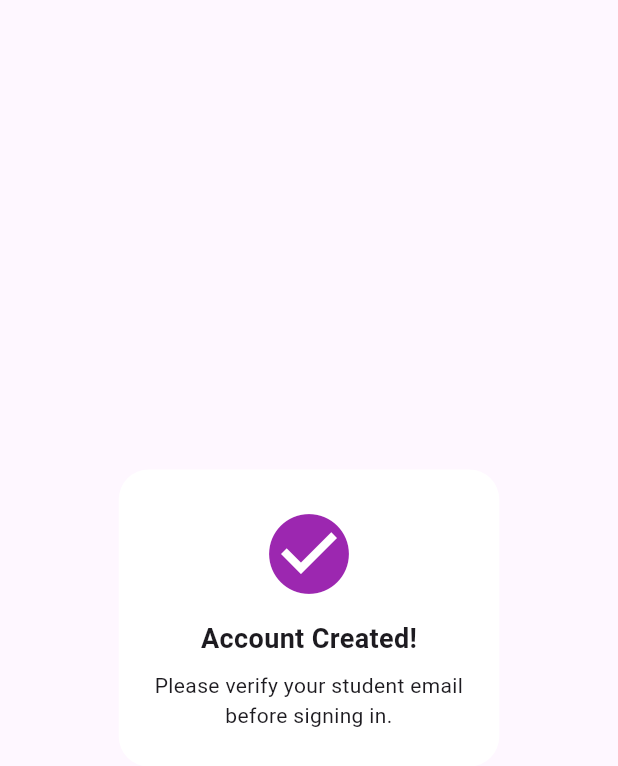
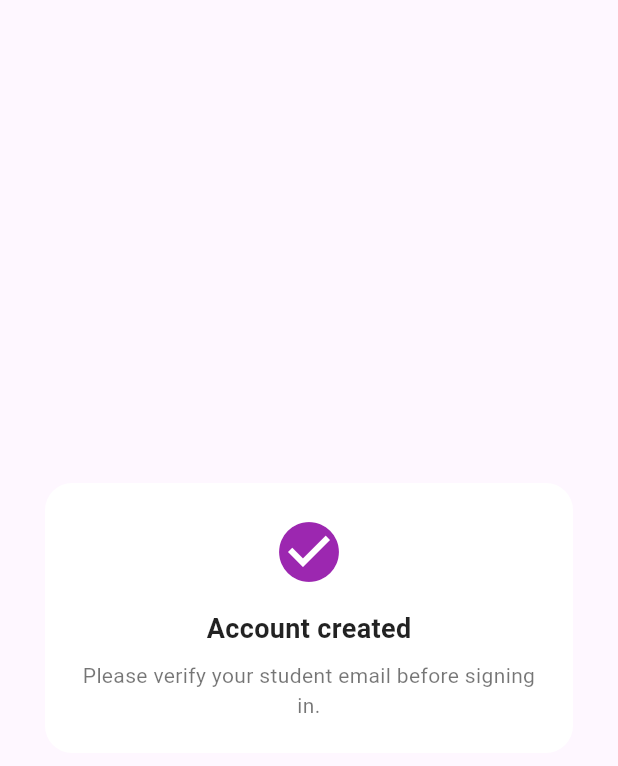
Before and after one commit to hfzhhanim/WashSync, a Flutter app: the _SuccessDialog widget shown alone on an empty page, opened directly, on a phone screen of 412 x 824 dp. Shown: the top 766 px of the screen. Run offline on Flutter 3.47's test engine with Material 3 defaults, Android fonts, the phone set to English and light mode, and no system bars; our stand-ins replace cloud_firestore, firebase_auth, firebase_core, firebase_storage, fl_chart, flutter_local_notifications and 3 more; accounts and stored records are empty.

Commit message:
noti done

```diff
--- a/lib/screens/signup_step3_password.dart
+++ b/lib/screens/signup_step3_password.dart
@@ -428,26 +428,43 @@ class _SuccessDialog extends StatelessWidget {
   Widget build(BuildContext context) {
     return Center(
       child: Container(
-        padding: const EdgeInsets.all(24),
+        padding: const EdgeInsets.all(22),
+        margin: const EdgeInsets.symmetric(horizontal: 30),
         decoration: BoxDecoration(
           color: Colors.white,
-          borderRadius: BorderRadius.circular(20),
+          borderRadius: BorderRadius.circular(18),
         ),
-        child: const Column(
+        child: Column(
           mainAxisSize: MainAxisSize.min,
-          children: [
-            Icon(Icons.check_circle,
-                color: Colors.purple, size: 64),
-            SizedBox(height: 12),
+          children: const [
+            Icon(
+              Icons.check_circle,
+              color: Colors.purple,
+              size: 48,
+            ),
+            SizedBox(height: 14),
+
             Text(
-              "Account Created!",
-              style:
-                  TextStyle(fontSize: 18, fontWeight: FontWeight.bold),
+              "Account created",
+              style: TextStyle(
+                fontSize: 18,
+                fontWeight: FontWeight.w600,
+                color: Colors.black87,
+                decoration: TextDecoration.none,
+              ),
             ),
+
             SizedBox(height: 8),
+
             Text(
-              "Please verify your student email\nbefore signing in.",
+              "Please verify your student email before signing in.",
               textAlign: TextAlign.center,
+              style: TextStyle(
+                fontSize: 14,
+                color: Colors.black54,
+                height: 1.4,
+                decoration: TextDecoration.none,
+              ),
             ),
           ],
         ),
```
Also changed, not shown: lib/screens/sign_in_page.dart (+41 -10 lines).
